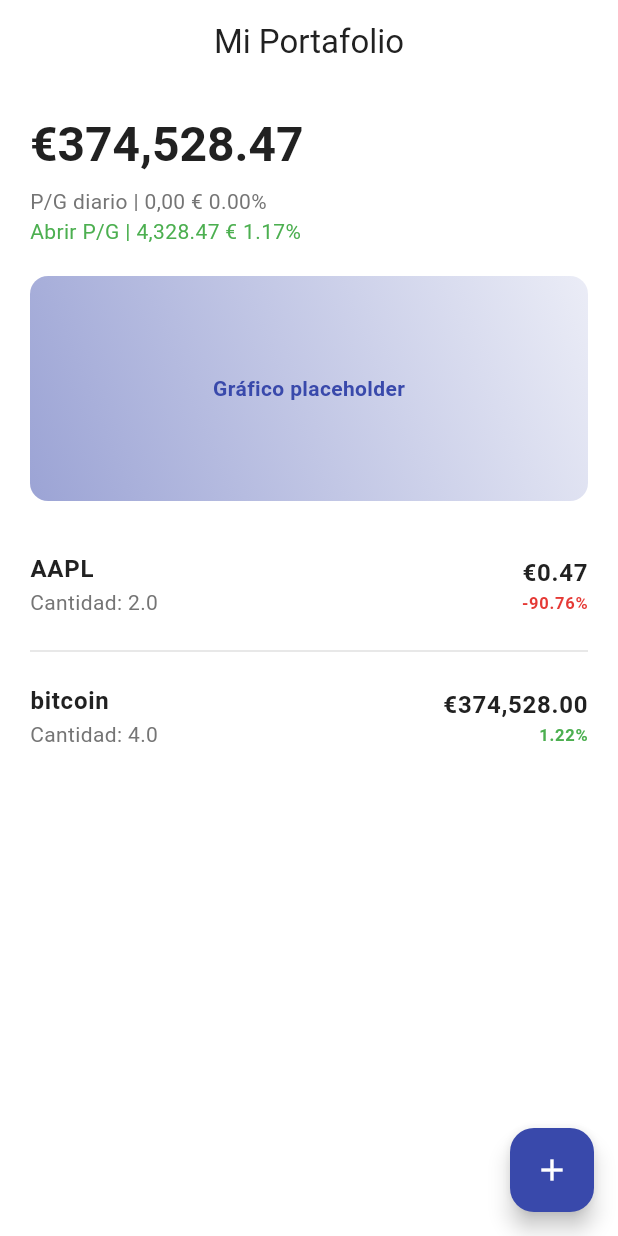
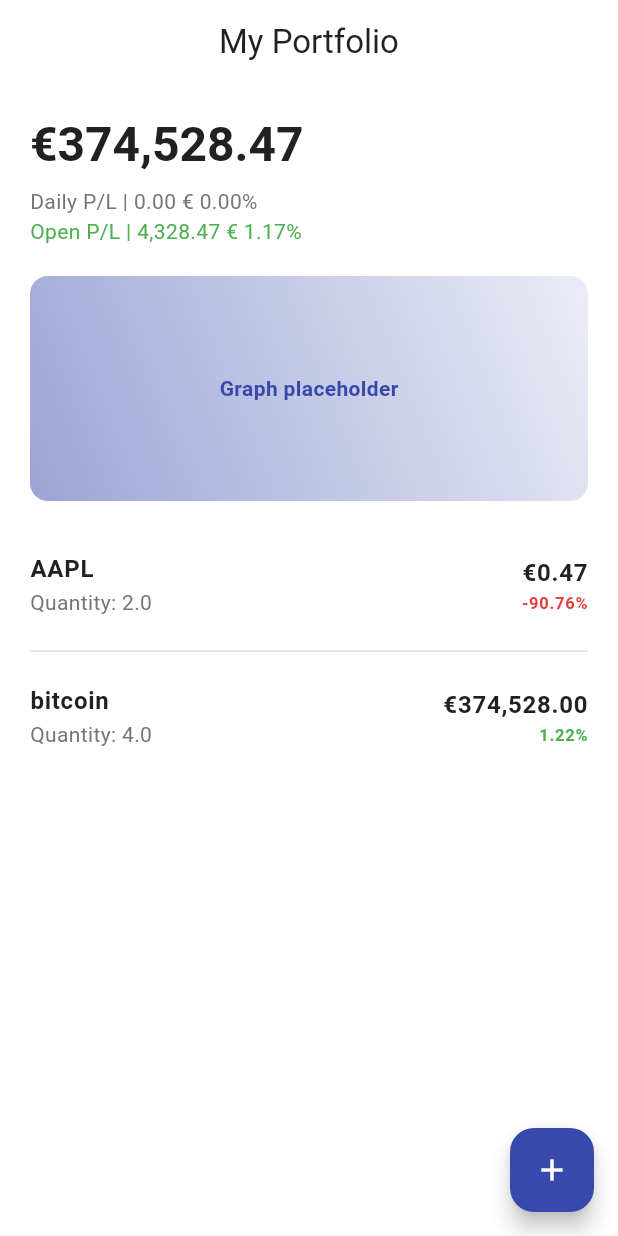
Before and after one commit to GoldLettuce/Lumina, a Flutter app: the screen it shows after launch, on a phone screen of 412 x 824 dp. Run offline on Flutter 3.47's test engine with Material 3 defaults, Android fonts, the phone set to English and light mode, and no system bars.

````diff
--- /dev/null
+++ b/lib/l10n/app_en.arb
@@ -0,0 +1,8 @@
+{
+  "@@locale": "en",
+  "appTitle": "My Portfolio",
+  "dailyPL": "Daily P/L | 0.00 € 0.00%",
+  "openPL": "Open P/L | 4,328.47 € 1.17%",
+  "graphPlaceholder": "Graph placeholder",
+  "quantity": "Quantity"
+}
--- /dev/null
+++ b/lib/l10n/app_es.arb
@@ -0,0 +1,8 @@
+{
+  "@@locale": "es",
+  "appTitle": "Mi Portafolio",
+  "dailyPL": "P/G diario | 0,00 € 0.00%",
+  "openPL": "Abrir P/G | 4,328.47 € 1.17%",
+  "graphPlaceholder": "Marcador de gráfico",
+  "quantity": "Cantidad"
+}
--- /dev/null
+++ b/lib/l10n/app_localizations.dart
@@ -0,0 +1,159 @@
+import 'dart:async';
+
+import 'package:flutter/foundation.dart';
+import 'package:flutter/widgets.dart';
+import 'package:flutter_localizations/flutter_localizations.dart';
+import 'package:intl/intl.dart' as intl;
+
+import 'app_localizations_en.dart';
+import 'app_localizations_es.dart';
+
+// ignore_for_file: type=lint
+
+/// Callers can lookup localized strings with an instance of AppLocalizations
+/// returned by `AppLocalizations.of(context)`.
+///
+/// Applications need to include `AppLocalizations.delegate()` in their app's
+/// `localizationDelegates` list, and the locales they support in the app's
+/// `supportedLocales` list. For example:
+///
+/// ```dart
+/// import 'l10n/app_localizations.dart';
+///
+/// return MaterialApp(
+///   localizationsDelegates: AppLocalizations.localizationsDelegates,
+///   supportedLocales: AppLocalizations.supportedLocales,
+///   home: MyApplicationHome(),
+/// );
+/// ```
+///
+/// ## Update pubspec.yaml
+///
+/// Please make sure to update your pubspec.yaml to include the following
+/// packages:
+///
+/// ```yaml
+/// dependencies:
+///   # Internationalization support.
+///   flutter_localizations:
+///     sdk: flutter
+///   intl: any # Use the pinned version from flutter_localizations
+///
+///   # Rest of dependencies
+/// ```
+///
+/// ## iOS Applications
+///
+/// iOS applications define key application metadata, including supported
+/// locales, in an Info.plist file that is built into the application bundle.
+/// To configure the locales supported by your app, you’ll need to edit this
+/// file.
+///
+/// First, open your project’s ios/Runner.xcworkspace Xcode workspace file.
+/// Then, in the Project Navigator, open the Info.plist file under the Runner
+/// project’s Runner folder.
+///
+/// Next, select the Information Property List item, select Add Item from the
+/// Editor menu, then select Localizations from the pop-up menu.
+///
+/// Select and expand the newly-created Localizations item then, for each
+/// locale your application supports, add a new item and select the locale
+/// you wish to add from the pop-up menu in the Value field. This list should
+/// be consistent with the languages listed in the AppLocalizations.supportedLocales
+/// property.
+abstract class AppLocalizations {
+  AppLocalizations(String locale) : localeName = intl.Intl.canonicalizedLocale(locale.toString());
+
+  final String localeName;
+
+  static AppLocalizations? of(BuildContext context) {
+    return Localizations.of<AppLocalizations>(context, AppLocalizations);
+  }
+
+  static const LocalizationsDelegate<AppLocalizations> delegate = _AppLocalizationsDelegate();
+
+  /// A list of this localizations delegate along with the default localizations
+  /// delegates.
+  ///
+  /// Returns a list of localizations delegates containing this delegate along with
+  /// GlobalMaterialLocalizations.delegate, GlobalCupertinoLocalizations.delegate,
+  /// and GlobalWidgetsLocalizations.delegate.
+  ///
+  /// Additional delegates can be added by appending to this list in
+  /// MaterialApp. This list does not have to be used at all if a custom list
+  /// of delegates is preferred or required.
+  static const List<LocalizationsDelegate<dynamic>> localizationsDelegates = <LocalizationsDelegate<dynamic>>[
+    delegate,
+    GlobalMaterialLocalizations.delegate,
+    GlobalCupertinoLocalizations.delegate,
+    GlobalWidgetsLocalizations.delegate,
+  ];
+
+  /// A list of this localizations delegate's supported locales.
+  static const List<Locale> supportedLocales = <Locale>[
+    Locale('en'),
+    Locale('es')
+  ];
+
+  /// No description provided for @appTitle.
+  ///
+  /// In en, this message translates to:
+  /// **'My Portfolio'**
+  String get appTitle;
+
+  /// No description provided for @dailyPL.
+  ///
+  /// In en, this message translates to:
+  /// **'Daily P/L | 0.00 € 0.00%'**
+  String get dailyPL;
+
+  /// No description provided for @openPL.
+  ///
+  /// In en, this message translates to:
+  /// **'Open P/L | 4,328.47 € 1.17%'**
+  String get openPL;
+
+  /// No description provided for @graphPlaceholder.
+  ///
+  /// In en, this message translates to:
+  /// **'Graph placeholder'**
+  String get graphPlaceholder;
+
+  /// No description provided for @quantity.
+  ///
+  /// In en, this message translates to:
+  /// **'Quantity'**
+  String get quantity;
+}
+
+class _AppLocalizationsDelegate extends LocalizationsDelegate<AppLocalizations> {
+  const _AppLocalizationsDelegate();
+
+  @override
+  Future<AppLocalizations> load(Locale locale) {
+    return SynchronousFuture<AppLocalizations>(lookupAppLocalizations(locale));
+  }
+
+  @override
+  bool isSupported(Locale locale) => <String>['en', 'es'].contains(locale.languageCode);
+
+  @override
+  bool shouldReload(_AppLocalizationsDelegate old) => false;
+}
+
+AppLocalizations lookupAppLocalizations(Locale locale) {
+
+
+  // Lookup logic when only language code is specified.
+  switch (locale.languageCode) {
+    case 'en': return AppLocalizationsEn();
+    case 'es': return AppLocalizationsEs();
+  }
+
+  throw FlutterError(
+    'AppLocalizations.delegate failed to load unsupported locale "$locale". This is likely '
+    'an issue with the localizations generation tool. Please file an issue '
+    'on GitHub with a reproducible sample app and the gen-l10n configuration '
+    'that was used.'
+  );
+}
--- /dev/null
+++ b/lib/l10n/app_localizations_en.dart
@@ -0,0 +1,25 @@
+// ignore: unused_import
+import 'package:intl/intl.dart' as intl;
+import 'app_localizations.dart';
+
+// ignore_for_file: type=lint
+
+/// The translations for English (`en`).
+class AppLocalizationsEn extends AppLocalizations {
+  AppLocalizationsEn([String locale = 'en']) : super(locale);
+
+  @override
+  String get appTitle => 'My Portfolio';
+
+  @override
+  String get dailyPL => 'Daily P/L | 0.00 € 0.00%';
+
+  @override
+  String get openPL => 'Open P/L | 4,328.47 € 1.17%';
+
+  @override
+  String get graphPlaceholder => 'Graph placeholder';
+
+  @override
+  String get quantity => 'Quantity';
+}
--- /dev/null
+++ b/lib/l10n/app_localizations_es.dart
@@ -0,0 +1,25 @@
+// ignore: unused_import
+import 'package:intl/intl.dart' as intl;
+import 'app_localizations.dart';
+
+// ignore_for_file: type=lint
+
+/// The translations for Spanish Castilian (`es`).
+class AppLocalizationsEs extends AppLocalizations {
+  AppLocalizationsEs([String locale = 'es']) : super(locale);
+
+  @override
+  String get appTitle => 'Mi Portafolio';
+
+  @override
+  String get dailyPL => 'P/G diario | 0,00 € 0.00%';
+
+  @override
+  String get openPL => 'Abrir P/G | 4,328.47 € 1.17%';
+
+  @override
+  String get graphPlaceholder => 'Marcador de gráfico';
+
+  @override
+  String get quantity => 'Cantidad';
+}
--- a/lib/main.dart
+++ b/lib/main.dart
@@ -1,5 +1,7 @@
 import 'package:flutter/material.dart';
 import 'core/theme.dart';
+import 'l10n/app_localizations.dart'; // Importa la clase generada
+import 'package:flutter_localizations/flutter_localizations.dart'; // Importa localizaciones
 
 void main() {
   runApp(const PortfolioApp());
@@ -14,6 +16,16 @@ class PortfolioApp extends StatelessWidget {
       title: 'Mi Portafolio',
       debugShowCheckedModeBanner: false,
       theme: AppTheme.lightTheme,
+      localizationsDelegates: const [
+        AppLocalizations.delegate, // Delegate generado automáticamente
+        GlobalMaterialLocalizations.delegate,
+        GlobalWidgetsLocalizations.delegate,
+        GlobalCupertinoLocalizations.delegate,
+      ],
+      supportedLocales: const [
+        Locale('en'),
+        Locale('es'),
+      ],
       home: const PortfolioScreen(),
     );
   }
@@ -24,10 +36,9 @@ class PortfolioScreen extends StatelessWidget {
 
   @override
   Widget build(BuildContext context) {
-    // Datos estáticos ejemplo
     final totalValue = '€374,528.47';
-    final dailyPL = 'P/G diario | 0,00 € 0.00%';
-    final openPL = 'Abrir P/G | 4,328.47 € 1.17%';
+    final dailyPL = AppLocalizations.of(context)?.dailyPL ?? '';
+    final openPL = AppLocalizations.of(context)?.openPL ?? '';
     final assets = [
       {'name': 'AAPL', 'quantity': 2.0, 'value': '€0.47', 'change': '-90.76%', 'changeColor': AppColors.negative},
       {'name': 'bitcoin', 'quantity': 4.0, 'value': '€374,528.00', 'change': '1.22%', 'changeColor': AppColors.positive},
@@ -37,7 +48,7 @@ class PortfolioScreen extends StatelessWidget {
 
     return Scaffold(
       appBar: AppBar(
-        title: const Text('Mi Portafolio'),
+        title: Text(AppLocalizations.of(context)?.appTitle ?? ''),
         backgroundColor: AppColors.background,
         foregroundColor: AppColors.textPrimary,
         elevation: 0,
@@ -55,28 +66,20 @@ class PortfolioScreen extends StatelessWidget {
         child: Column(
           crossAxisAlignment: CrossAxisAlignment.start,
           children: [
-            // Total invertido
             Text(
               totalValue,
               style: theme.textTheme.headlineLarge,
             ),
             const SizedBox(height: 8),
-
-            // P/G diario
             Text(
               dailyPL,
               style: theme.textTheme.bodyMedium,
             ),
-
-            // Abrir P/G
             Text(
               openPL,
               style: theme.textTheme.bodyMedium!.copyWith(color: AppColors.positive),
             ),
-
             const SizedBox(height: 20),
-
-            // Placeholder para gráfico
             Container(
               height: 150,
               decoration: BoxDecoration(
@@ -87,17 +90,14 @@ class PortfolioScreen extends StatelessWidget {
                 ),
                 borderRadius: BorderRadius.circular(12),
               ),
-              child: const Center(
+              child: Center(
                 child: Text(
-                  'Gráfico placeholder',
+                  AppLocalizations.of(context)?.graphPlaceholder ?? '',
                   style: TextStyle(color: AppColors.primary, fontWeight: FontWeight.w600),
                 ),
               ),
             ),
-
             const SizedBox(height: 20),
-
-            // Lista de activos
             Expanded(
               child: ListView.separated(
                 itemCount: assets.length,
@@ -106,13 +106,22 @@ class PortfolioScreen extends StatelessWidget {
                   final asset = assets[index];
                   return ListTile(
                     contentPadding: EdgeInsets.zero,
-                    title: Text(asset['name'] as String, style: theme.textTheme.bodyLarge!.copyWith(fontWeight: FontWeight.bold)),
-                    subtitle: Text('Cantidad: ${asset['quantity']}', style: theme.textTheme.bodyMedium),
+                    title: Text(
+                      asset['name'] as String,
+                      style: theme.textTheme.bodyLarge!.copyWith(fontWeight: FontWeight.bold),
+                    ),
+                    subtitle: Text(
+                      '${AppLocalizations.of(context)?.quantity ?? ''}: ${asset['quantity']}',
+                      style: theme.textTheme.bodyMedium,
+                    ),
                     trailing: Column(
                       crossAxisAlignment: CrossAxisAlignment.end,
                       mainAxisAlignment: MainAxisAlignment.center,
                       children: [
-                        Text(asset['value'] as String, style: theme.textTheme.bodyLarge!.copyWith(fontWeight: FontWeight.w600)),
+                        Text(
+                          asset['value'] as String,
+                          style: theme.textTheme.bodyLarge!.copyWith(fontWeight: FontWeight.w600),
+                        ),
                         Text(
                           asset['change'] as String,
                           style: TextStyle(color: asset['changeColor'] as Color, fontWeight: FontWeight.w600),
````
Also changed, not shown: pubspec.yaml (+8 -66 lines), pubspec.lock, 1 other file.
